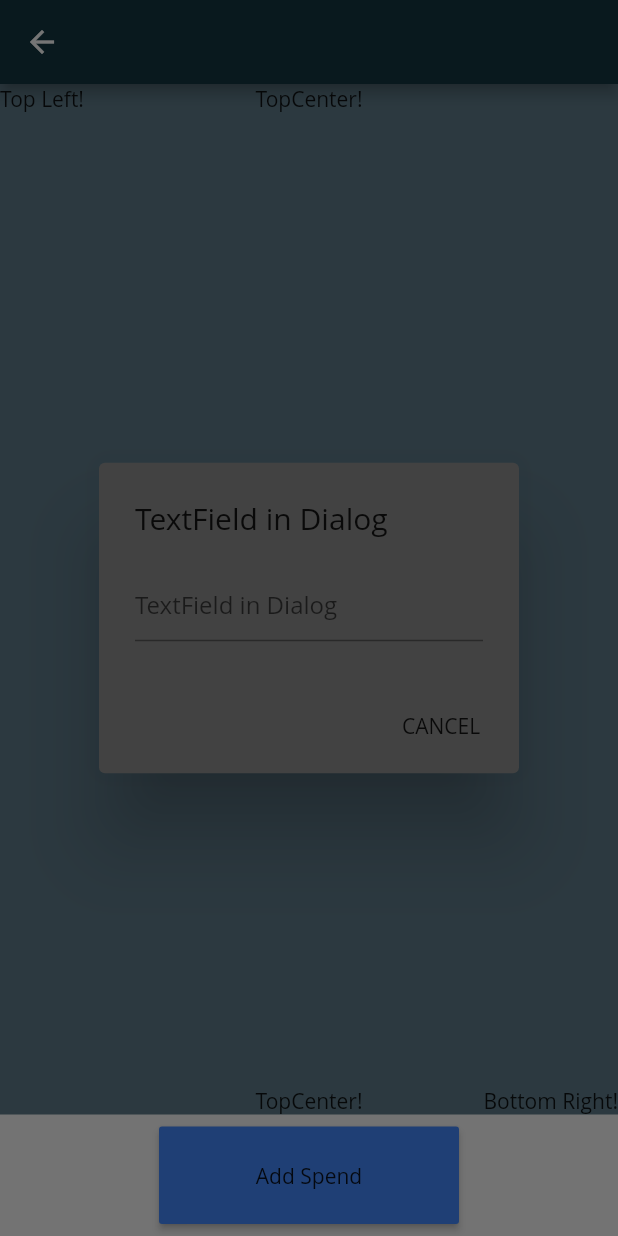
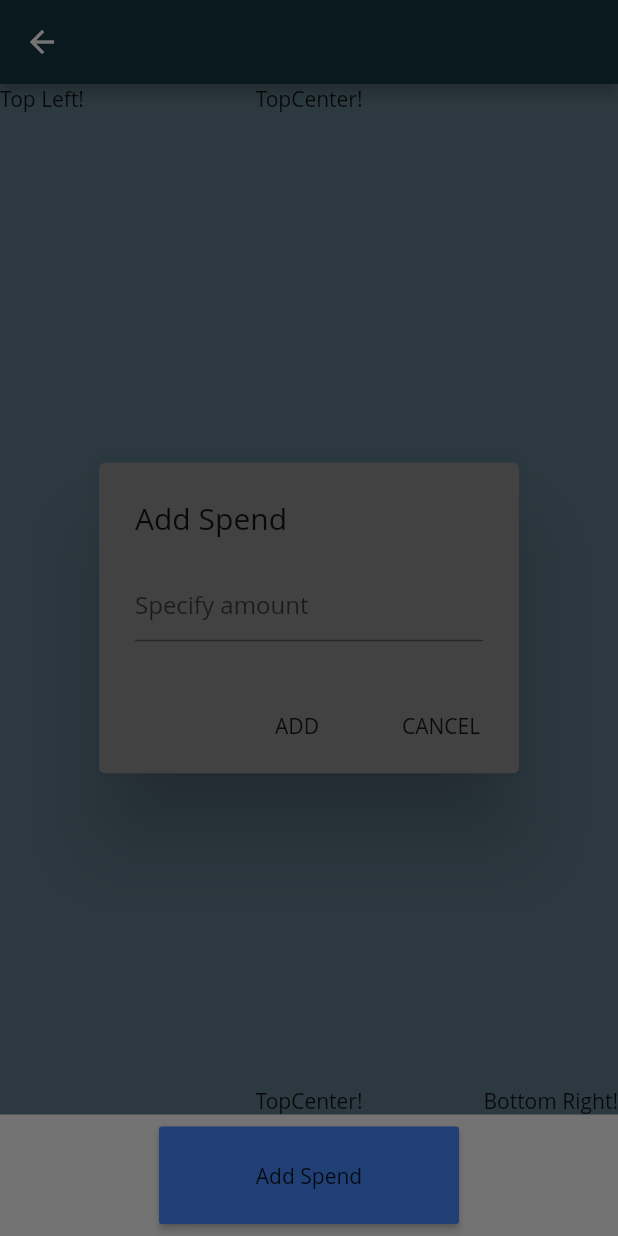
Before and after one commit to 2beens/ispend-app, a Flutter app: the HomeScreen screen opened directly with empty values, after a tap on "Add Spend", on a phone screen of 412 x 824 dp. Run offline on Flutter 3.47's test engine with Material 2 defaults, Android fonts, the phone set to English and light mode, and no system bars; our stand-ins replace flutter_screenutil, fluttertoast, mvc_pattern; accounts and stored records are empty; Roboto replaces fonts that are missing (Open Sans).

Commit message:
add spend button

```diff
--- a/lib/screens/homeScreen.dart
+++ b/lib/screens/homeScreen.dart
@@ -46,7 +46,7 @@ class HomeScreen extends StatefulWidget {
 }
 
 class _HomeScreenState extends State<HomeScreen> {
-  TextEditingController _textFieldController = TextEditingController();
+  TextEditingController _amountCtrl = TextEditingController();
 
   int _counter = 0;
   // new spending params
@@ -68,12 +68,18 @@ class _HomeScreenState extends State<HomeScreen> {
       context: context,
       builder: (context) {
         return AlertDialog(
-          title: Text('TextField in Dialog'),
+          title: Text('Add Spend'),
           content: TextField(
-            controller: _textFieldController,
-            decoration: InputDecoration(hintText: "TextField in Dialog"),
+            controller: _amountCtrl,
+            decoration: InputDecoration(hintText: "Specify amount"),
           ),
           actions: <Widget>[
+            new FlatButton(
+              child: new Text('ADD'),
+              onPressed: () {
+                Navigator.of(context).pop();
+              },
+            ),
             new FlatButton(
               child: new Text('CANCEL'),
               onPressed: () {
```
